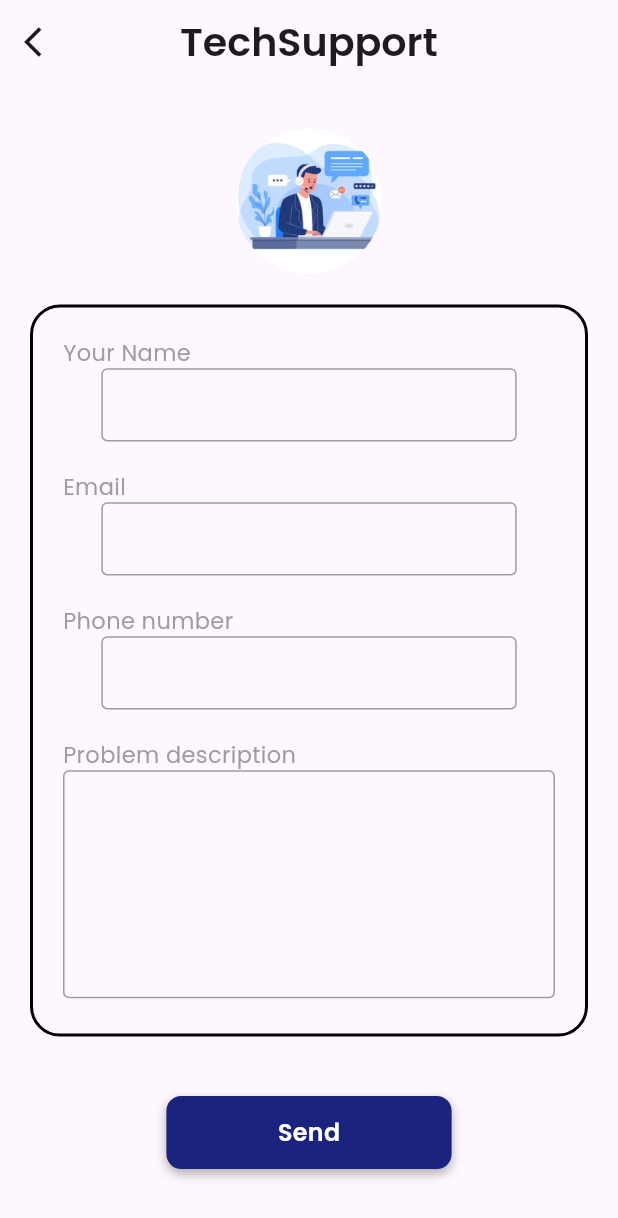
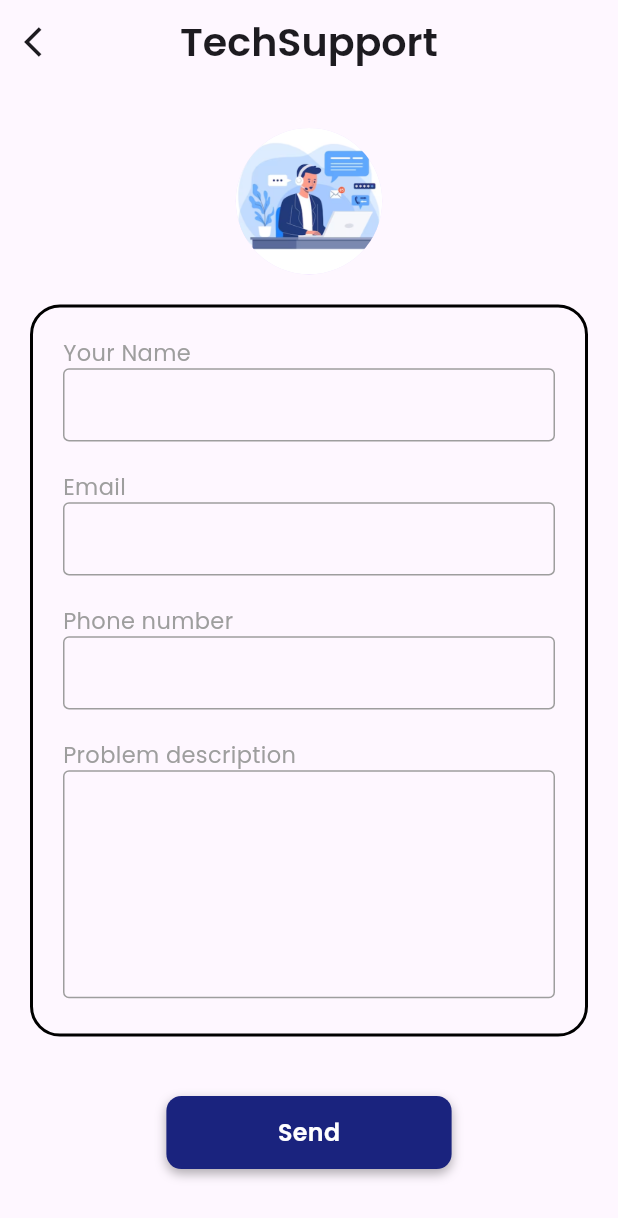
Before and after one commit to Nihala163/edulive, a Flutter app: the HelpAndSupport screen opened directly, on a phone screen of 412 x 824 dp. Shown: the top 1218 px of the screen. Run offline on Flutter 3.47's test engine with Material 3 defaults, Android fonts, the phone set to English and light mode, and no system bars; our stand-ins replace carousel_slider, cloud_firestore, dropdown_button2, file_picker, firebase_auth, firebase_core and 12 more; missing offline and left inert: syncfusion_flutter_pdfviewer; accounts and stored records are empty; statements that could not run were skipped.

Commit message:
Fifth commit

```diff
--- a/lib/Settings/HelpAndSupport.dart
+++ b/lib/Settings/HelpAndSupport.dart
@@ -31,7 +31,8 @@ class _HelpAndSupportState extends State<HelpAndSupport> {
             mainAxisAlignment: MainAxisAlignment.center,
             children: [
               CircleAvatar(
-                  radius: 50.r, backgroundImage: AssetImage("assets/helpsupport.png")),
+                  radius: 50.r,
+                  backgroundImage: AssetImage("assets/helpsupport.png")),
             ],
           ),
         ),
@@ -43,7 +44,7 @@ class _HelpAndSupportState extends State<HelpAndSupport> {
             decoration: BoxDecoration(
                 borderRadius: BorderRadius.circular(20),
                 border: Border.all(width: 2)),
-            child: Column(children: [
+            child: ListView(children: [
               Padding(
                 padding: EdgeInsets.only(top: 20.h, left: 20),
                 child: Row(
```
